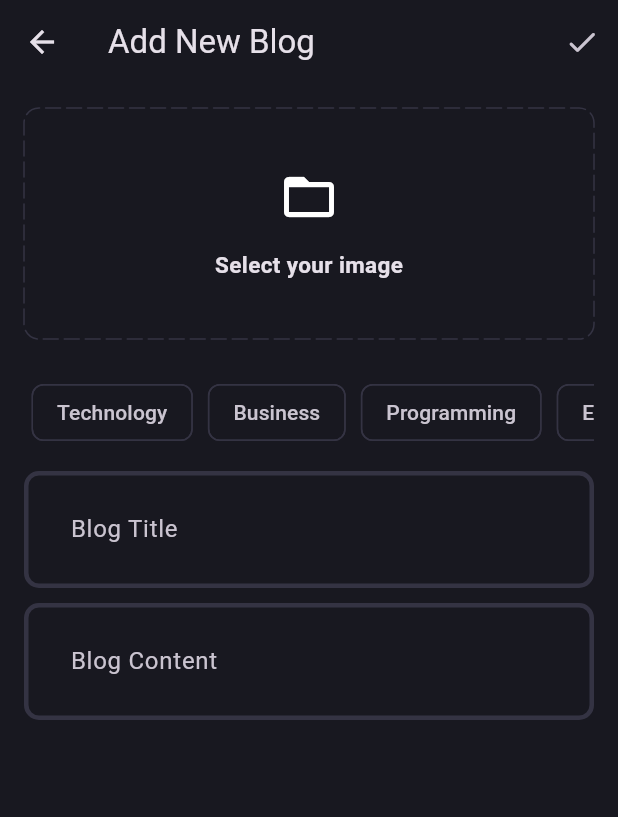
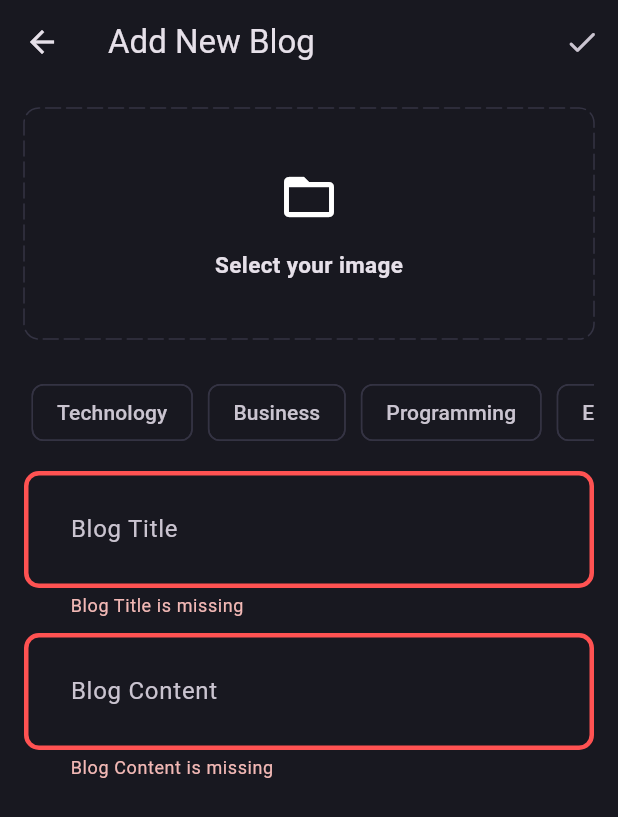
Before and after one commit to israelmatiasl/blog-app-clean-architecture, a Flutter app: the AddNewBlogPage screen opened directly, after a tap on the "done" icon, on a phone screen of 412 x 824 dp. Shown: the top 817 px of the screen. Run offline on Flutter 3.47's test engine with Material 3 defaults, Android fonts, the phone set to English and light mode, and no system bars; drawn by our look-alikes of dotted_border; our stand-ins replace flutter_bloc, fpdart, get_it, image_picker, supabase_flutter; accounts and stored records are empty.

Commit message:
[feat] blog uploading with image

```diff
--- a/lib/core/theme/theme.dart
+++ b/lib/core/theme/theme.dart
@@ -23,8 +23,10 @@ class AppTheme {
     ),
     inputDecorationTheme: InputDecorationTheme(
       contentPadding: const EdgeInsets.all(27),
+      border: _border(),
       enabledBorder: _border(),
-      focusedBorder: _border(AppPalette.gradient2)
+      focusedBorder: _border(AppPalette.gradient2),
+      errorBorder: _border(AppPalette.errorColor)
     )
   );
 }
--- /dev/null
+++ b/lib/features/blog/data/datasources/blog_remote_data_source.dart
@@ -0,0 +1,45 @@
+import 'dart:io';
+
+import 'package:clean_architecture/core/error/exceptions.dart';
+import 'package:clean_architecture/features/blog/data/models/blog_model.dart';
+import 'package:supabase_flutter/supabase_flutter.dart';
+
+abstract interface class BlogRemoteDataSource {
+  Future<BlogModel> uploadBlog(BlogModel blog);
+  Future<String> uploadBlogImage({ required File image, required BlogModel blog });
+}
+
+class BlogRemoteDataSourceImpl implements BlogRemoteDataSource {
+
+  final SupabaseClient supabaseClient;
+
+  BlogRemoteDataSourceImpl(this.supabaseClient);
+
+  @override
+  Future<BlogModel> uploadBlog(BlogModel blog) async {
+    try {
+      final blogData = await supabaseClient
+          .from('blogs').insert(blog.toJson()).select();
+
+      return BlogModel.fromJson(blogData.first);
+    }
+    catch (e) {
+      throw ServerException(e.toString());
+    }
+  }
+
+  @override
+  Future<String> uploadBlogImage({required File image, required BlogModel blog}) async {
+    try {
+      await supabaseClient.storage.from('blog_images')
+          .upload(blog.id, image);
+
+      return supabaseClient.storage.from('blog_images')
+          .getPublicUrl(blog.id);
+    }
+    catch (e) {
+      throw ServerException(e.toString());
+    }
+  }
+
+}
--- /dev/null
+++ b/lib/features/blog/domain/entities/blog.dart
@@ -0,0 +1,19 @@
+class Blog {
+  final String id;
+  final String posterId;
+  final String title;
+  final String content;
+  final String imageUrl;
+  final List<String> topics;
+  final DateTime updatedAt;
+
+  Blog({
+    required this.id,
+    required this.posterId,
+    required this.title,
+    required this.content,
+    required this.imageUrl,
+    required this.topics,
+    required this.updatedAt
+  });
+}
--- /dev/null
+++ b/lib/features/blog/domain/repositories/blog_repository.dart
@@ -0,0 +1,15 @@
+import 'dart:io';
+import 'package:clean_architecture/core/error/failures.dart';
+import 'package:clean_architecture/features/blog/domain/entities/blog.dart';
+import 'package:fpdart/fpdart.dart';
+
+abstract interface class BlogRepository {
+  Future<Either<Failure, Blog>> uploadBlog({
+    required File image,
+    required String title,
+    required String content,
+    required String posterId,
+    required List<String> topics,
+  });
+
+}
--- /dev/null
+++ b/lib/features/blog/domain/usecases/upload_blog.dart
@@ -0,0 +1,39 @@
+import 'dart:io';
+import 'package:clean_architecture/core/error/failures.dart';
+import 'package:clean_architecture/core/usecase/usecase.dart';
+import 'package:clean_architecture/features/blog/domain/entities/blog.dart';
+import 'package:clean_architecture/features/blog/domain/repositories/blog_repository.dart';
+import 'package:fpdart/fpdart.dart';
+
+class UploadBlog implements UseCase<Blog, UploadBlogParams> {
+  final BlogRepository blogRepository;
+
+  UploadBlog(this.blogRepository);
+
+  @override
+  Future<Either<Failure, Blog>> call(UploadBlogParams params) async {
+    return await blogRepository.uploadBlog(
+      image: params.image,
+      title: params.title,
+      content: params.content,
+      posterId: params.posterId,
+      topics: params.topics
+    );
+  }
+}
+
+class UploadBlogParams {
+  final File image;
+  final String title;
+  final String content;
+  final String posterId;
+  final List<String> topics;
+
+  UploadBlogParams({
+    required this.image,
+    required this.title,
+    required this.content,
+    required this.posterId,
+    required this.topics
+  });
+}
--- /dev/null
+++ b/lib/features/blog/presentation/bloc/blog_bloc.dart
@@ -0,0 +1,34 @@
+import 'dart:io';
+
+import 'package:clean_architecture/features/blog/domain/usecases/upload_blog.dart';
+import 'package:flutter/material.dart';
+import 'package:flutter_bloc/flutter_bloc.dart';
+
+part 'blog_event.dart';
+part 'blog_state.dart';
+
+class BlogBloc extends Bloc<BlogEvent, BlogState> {
+
+  final UploadBlog uploadBlog;
+
+  BlogBloc(this.uploadBlog) : super(BlogInitial()) {
+    on<BlogEvent>((event, emit) => emit(BlogLoading()));
+    on<BlogUpload>(_onBlogUpload);
+  }
+
+  void _onBlogUpload(BlogUpload event, Emitter<BlogState> emit) async {
+    final response = await uploadBlog(UploadBlogParams(
+      image: event.image,
+      title: event.title,
+      content: event.content,
+      posterId: event.posterId,
+      topics: event.topics
+    ));
+
+    response.fold(
+        (failure) => emit(BlogFailure(failure.message)),
+        (blog) => emit(BlogSuccess())
+    );
+  }
+
+}
--- /dev/null
+++ b/lib/features/blog/presentation/bloc/blog_event.dart
@@ -0,0 +1,20 @@
+part of 'blog_bloc.dart';
+
+@immutable
+sealed class BlogEvent {}
+
+final class BlogUpload extends BlogEvent {
+  final File image;
+  final String title;
+  final String content;
+  final String posterId;
+  final List<String> topics;
+
+  BlogUpload({
+    required this.image,
+    required this.title,
+    required this.content,
+    required this.posterId,
+    required this.topics
+  });
+}
--- /dev/null
+++ b/lib/features/blog/presentation/bloc/blog_state.dart
@@ -0,0 +1,16 @@
+part of 'blog_bloc.dart';
+
+@immutable
+sealed class BlogState {}
+
+final class BlogInitial extends BlogState {}
+
+final class BlogLoading extends BlogState {}
+
+final class BlogFailure extends BlogState {
+  final String message;
+
+  BlogFailure(this.message);
+}
+
+final class BlogSuccess extends BlogState {}
--- a/lib/features/blog/presentation/pages/add_new_blog_page.dart
+++ b/lib/features/blog/presentation/pages/add_new_blog_page.dart
@@ -1,11 +1,14 @@
 import 'dart:io';
-
+import 'package:clean_architecture/core/common/cubits/app_user/app_user_cubit.dart';
 import 'package:clean_architecture/core/theme/app_palette.dart';
 import 'package:clean_architecture/core/utils/pick_image.dart';
+import 'package:clean_architecture/core/utils/show_snackbar.dart';
+import 'package:clean_architecture/features/blog/presentation/bloc/blog_bloc.dart';
+import 'package:clean_architecture/features/blog/presentation/pages/blog_page.dart';
 import 'package:clean_architecture/features/blog/presentation/widgets/blog_editor.dart';
 import 'package:dotted_border/dotted_border.dart';
-import 'package:flutter/cupertino.dart';
 import 'package:flutter/material.dart';
+import 'package:flutter_bloc/flutter_bloc.dart';
 
 class AddNewBlogPage extends StatefulWidget {
 
@@ -21,6 +24,7 @@ class _AddNewBlogPageState extends State<AddNewBlogPage> {
 
   final titleController = TextEditingController();
   final contentController = TextEditingController();
+  final formKey = GlobalKey<FormState>();
   List<String> selectedTopics = [];
   File? image;
 
@@ -39,6 +43,23 @@ class _AddNewBlogPageState extends State<AddNewBlogPage> {
     contentController.dispose();
   }
 
+  void uploadBlog() {
+    if(formKey.currentState!.validate() &&
+        selectedTopics.isNotEmpty &&
+        image != null) {
+      final posterId = (context.read<AppUserCubit>().state as AppUserLoggedIn).user.id;
+      context.read<BlogBloc>()
+          .add(
+          BlogUpload(
+              image: image!,
+              title: titleController.text.trim(),
+              content: contentController.text.trim(),
+              posterId: posterId,
+              topics: selectedTopics
+          ));
+    }
+  }
+
   @override
   Widget build(BuildContext context) {
     return Scaffold(
@@ -48,15 +69,50 @@ class _AddNewBlogPageState extends State<AddNewBlogPage> {
           IconButton(
             icon: const Icon(Icons.done_rounded),
             onPressed: () {
+              uploadBlog();
             },
           )
         ],
       ),
-      body: SingleChildScrollView(
+      body: BlocConsumer<BlogBloc, BlogState>(
+        listener: (context, state) {
+          if (state is BlogFailure) {
+            showSnackBar(context, state.message);
+          }
+          else if (state is BlogSuccess) {
+            Navigator.pushAndRemoveUntil(
+                context,
+                BlogPage.route(),
+                (route) => false
+            );
+          }
+        },
+        builder: (context, state) {
+          if (state is BlogLoading) {
+            return const Center(
+              child: CircularProgressIndicator(),
+            );
+          }
+
+          return SingleChildScrollView(
               child: Padding(
                 padding: const EdgeInsets.all(16.0),
+                child: Form(
+                  key: formKey,
                   child: Column(
                     children: [
+                      image != null ?
+                      GestureDetector(
+                        onTap: selectImage,
+                        child: SizedBox(
+                          width: double.infinity,
+                          height: 150,
+                          child: ClipRRect(
+                            borderRadius: BorderRadius.circular(10),
+                            child: Image.file(image!, fit: BoxFit.cover)
+                          )
+                        ),
+                      ) :
                       GestureDetector(
                         onTap: selectImage,
                         child: DottedBorder(
@@ -131,6 +187,9 @@ class _AddNewBlogPageState extends State<AddNewBlogPage> {
                     ],
                   ),
                 ),
+              ),
+            );
+        },
       )
     );
   }
--- a/lib/features/blog/presentation/pages/blog_page.dart
+++ b/lib/features/blog/presentation/pages/blog_page.dart
@@ -3,6 +3,7 @@ import 'package:flutter/cupertino.dart';
 import 'package:flutter/material.dart';
 
 class BlogPage extends StatelessWidget {
+  static route() => MaterialPageRoute(builder: (context) => const BlogPage());
   const BlogPage({super.key});
 
   @override
--- a/lib/features/blog/presentation/widgets/blog_editor.dart
+++ b/lib/features/blog/presentation/widgets/blog_editor.dart
@@ -19,6 +19,12 @@ class BlogEditor extends StatelessWidget {
         hintText: hintText,
       ),
       maxLines: null,
+      validator: (value) {
+        if(value!.isEmpty) {
+          return '$hintText is missing';
+        }
+        return null;
+      }
     );
   }
 }
--- a/lib/main.dart
+++ b/lib/main.dart
@@ -2,6 +2,7 @@ import 'package:clean_architecture/core/common/cubits/app_user/app_user_cubit.da
 import 'package:clean_architecture/core/theme/theme.dart';
 import 'package:clean_architecture/features/auth/presentation/bloc/auth_bloc.dart';
 import 'package:clean_architecture/features/auth/presentation/pages/login_page.dart';
+import 'package:clean_architecture/features/blog/presentation/bloc/blog_bloc.dart';
 import 'package:clean_architecture/features/blog/presentation/pages/blog_page.dart';
 import 'package:clean_architecture/init_dependencies.dart';
 import 'package:flutter/material.dart';
@@ -19,6 +20,9 @@ void main() async {
       ),
       BlocProvider(
         create: (_) => serviceLocator<AuthBloc>(),
+      ),
+      BlocProvider(
+        create: (_) => serviceLocator<BlogBloc>(),
       ),
     ],
     child: const MyApp(),
--- a/pubspec.yaml
+++ b/pubspec.yaml
@@ -21,6 +21,7 @@ dependencies:
   get_it: ^7.6.8
   image_picker: ^1.0.7
   supabase_flutter: ^2.5.0
+  uuid: ^4.4.0
 
 dev_dependencies:
   flutter_test:
```
Also changed, not shown: lib/features/blog/data/models/blog_model.dart (added, +59 -0 lines), lib/features/blog/data/repositories/blog_repository_impl.dart (added, +48 -0 lines), lib/init_dependencies.dart (+18 -0 lines). Lines whose indentation alone changed are shown as unchanged.
